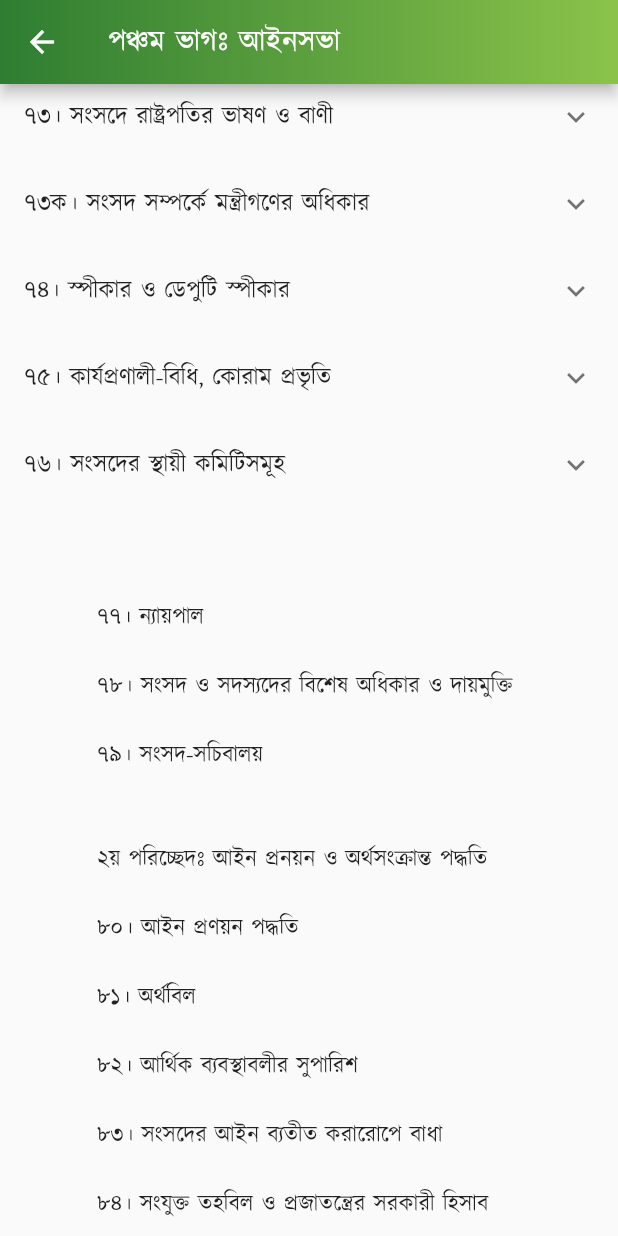
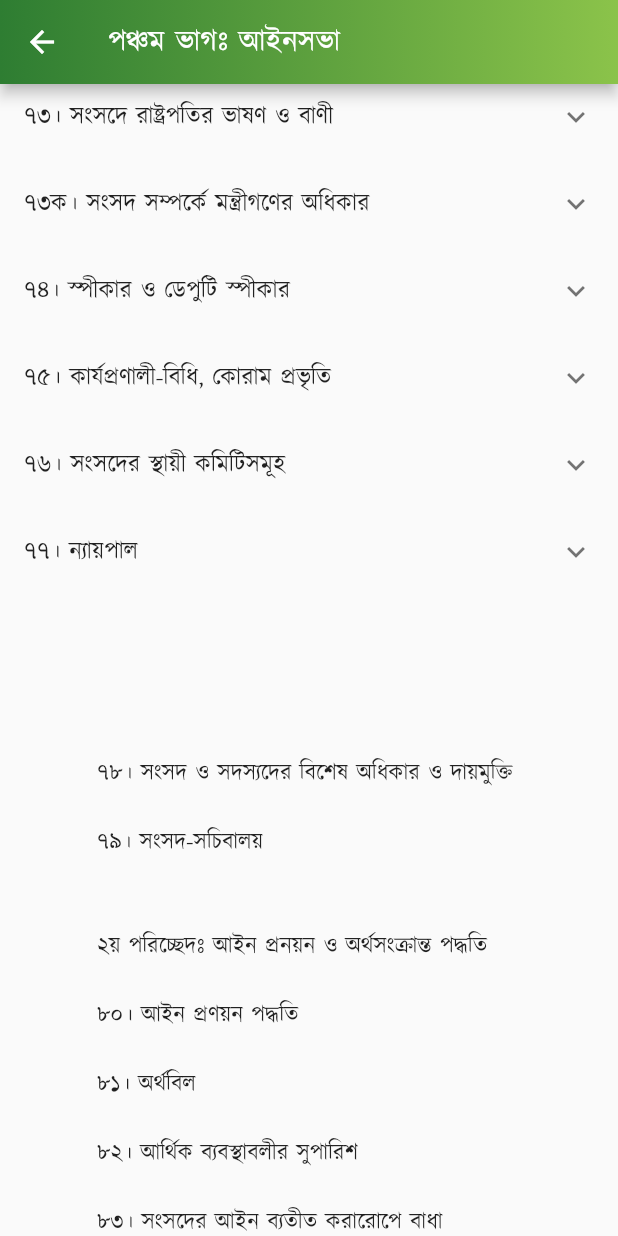
Before and after one commit to Azimul-Haque/flutter-onesignal, a Flutter app: the PartFive screen opened directly, scrolled down 576 dp, on a phone screen of 412 x 824 dp. Run offline on Flutter 3.47's test engine with Material 2 defaults, Android fonts, the phone set to English and light mode, and no system bars; our stand-ins replace fluttertoast, package_info_plus, percent_indicator, shared_preferences, sqflite; missing offline and left inert: blinking_text, flutter_share, onesignal_flutter, slide_popup_dialog; accounts and stored records are empty; network calls fail.

Commit message:
Commit Sun 03/27/2022 23:44:11.21 13238

```diff
--- a/lib/pages/constitution/part5.dart
+++ b/lib/pages/constitution/part5.dart
@@ -304,11 +304,31 @@ class PartFive extends StatelessWidget {
               )),
             ],
           ),
+          ExpansionTile(
+            title: Text('৭৭। ন্যায়পাল'),
+            children: <Widget>[
+              ListTile(
+                  title: SelectableText(
+                '৭৭। (১) সংসদ আইনের দ্বারা ন্যায়পালের পদ-প্রতিষ্ঠার জন্য বিধান করিতে পারিবেন।',
+                textAlign: TextAlign.justify,
+              )),
+              ListTile(
+                  title: SelectableText(
+                '(২) সংসদ আইনের দ্বারা ন্যায়পালকে কোন মন্ত্রণালয়, সরকারী কর্মচারী বা সংবিধিবদ্ধ সরকারী কর্তৃপক্ষের যে কোন কার্য সম্পর্কে তদন্ত পরিচালনার ক্ষমতাসহ যেরূপ ক্ষমতা কিংবা যেরূপ দায়িত্ব প্রদান করিবেন, ন্যায়পাল সেইরূপ ক্ষমতা প্রয়োগ ও দায়িত্ব পালন করিবেন।',
+                textAlign: TextAlign.justify,
+              )),
+              ListTile(
+                  title: SelectableText(
+                '(৩) সংসদ আইনের দ্বারা এই অনুচ্ছেদের অধীন নিযুক্ত কমিটিসমূহকে \n(ক) সাক্ষীদের হাজিরা বলবৎ করিবার এবং শপথ, ঘোষণা বা অন্য কোন উপায়ের অধীন করিয়া তাঁহাদের সাক্ষ্যগ্রহণের; \n(খ) দলিলপত্র দাখিল করিতে বাধ্য করিবার; \nক্ষমতা প্রদান করিতে পারিবেন।',
+                textAlign: TextAlign.justify,
+              )),
+            ],
+          ),
           Padding(
             padding: EdgeInsets.all(15),
             child: Column(children: <Widget>[
               Text(
-                "\n\n৭৭। ন্যায়পাল \n\n৭৮। সংসদ ও সদস্যদের বিশেষ অধিকার ও দায়মুক্তি \n\n৭৯। সংসদ-সচিবালয় \n\n\n২য় পরিচ্ছেদঃ আইন প্রনয়ন ও অর্থসংক্রান্ত পদ্ধতি \n\n৮০। আইন প্রণয়ন পদ্ধতি \n\n৮১। অর্থবিল \n\n৮২। আর্থিক ব্যবস্থাবলীর সুপারিশ \n\n৮৩। সংসদের আইন ব্যতীত করারোপে বাধা \n\n৮৪। সংযুক্ত তহবিল ও প্রজাতন্ত্রের সরকারী হিসাব \n\n৮৫। সরকারী অর্থের নিয়ন্ত্রণ \n\n৮৬। প্রজাতন্ত্রের সরকারী হিসাবে প্রদেয় অর্থ \n\n৮৭। বার্ষিক আর্থিক বিবৃতি \n\n৮৮। সংযুক্ত তহবিলের উপর দায় \n\n৮৯। বার্ষিক আর্থিক বিবৃতি সম্পর্কিত পদ্ধতি \n\n৯০। নির্দিষ্টকরণ আইন \n\n৯১। সম্পূরক ও অতিরিক্ত মঞ্জুরী \n\n৯২। হিসাব, ঋণ প্রভৃতির উপর ভোট \n\n৯২ক। [বিলুপ্ত] \n\n\n৩য় পরিচ্ছেদঃ অধ্যাদেশপ্রণয়ন-ক্ষমতা \n\n৯৩। অধ্যাদেশপ্রণয়ন-ক্ষমতা",
+                "\n\n \n\n৭৮। সংসদ ও সদস্যদের বিশেষ অধিকার ও দায়মুক্তি \n\n৭৯। সংসদ-সচিবালয় \n\n\n২য় পরিচ্ছেদঃ আইন প্রনয়ন ও অর্থসংক্রান্ত পদ্ধতি \n\n৮০। আইন প্রণয়ন পদ্ধতি \n\n৮১। অর্থবিল \n\n৮২। আর্থিক ব্যবস্থাবলীর সুপারিশ \n\n৮৩। সংসদের আইন ব্যতীত করারোপে বাধা \n\n৮৪। সংযুক্ত তহবিল ও প্রজাতন্ত্রের সরকারী হিসাব \n\n৮৫। সরকারী অর্থের নিয়ন্ত্রণ \n\n৮৬। প্রজাতন্ত্রের সরকারী হিসাবে প্রদেয় অর্থ \n\n৮৭। বার্ষিক আর্থিক বিবৃতি \n\n৮৮। সংযুক্ত তহবিলের উপর দায় \n\n৮৯। বার্ষিক আর্থিক বিবৃতি সম্পর্কিত পদ্ধতি \n\n৯০। নির্দিষ্টকরণ আইন \n\n৯১। সম্পূরক ও অতিরিক্ত মঞ্জুরী \n\n৯২। হিসাব, ঋণ প্রভৃতির উপর ভোট \n\n৯২ক। [বিলুপ্ত] \n\n\n৩য় পরিচ্ছেদঃ অধ্যাদেশপ্রণয়ন-ক্ষমতা \n\n৯৩। অধ্যাদেশপ্রণয়ন-ক্ষমতা",
                 style:
                     TextStyle(color: Colors.black87, fontSize: 15, height: 1.5),
                 textAlign: TextAlign.justify,
```
